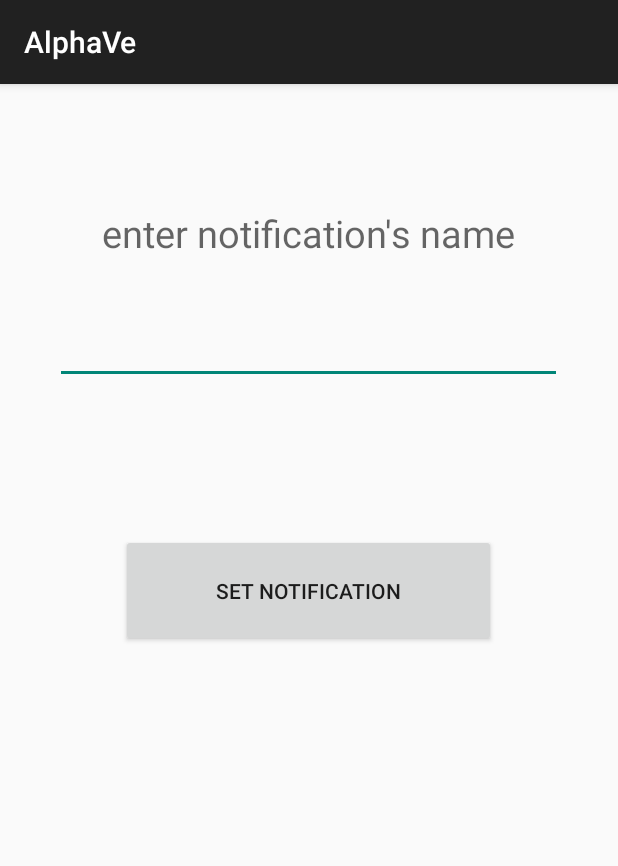
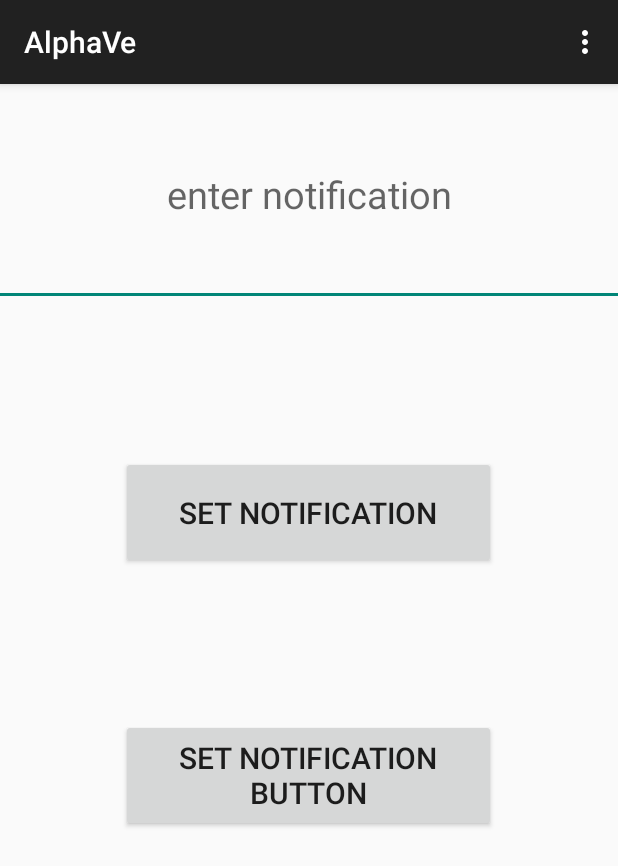
Before and after one commit to zeevTs/AlphaVe, an Android app: the Notification screen opened directly, with no data from a screen before it, after a tap on "SET NOTIFICATION", on a phone screen of 412 x 824 dp. Shown: the top 866 px of the screen. Run offline under Robolectric (Android 15) with nearby library versions, the phone set to English and light mode, and no system bars.

Commit message:
Notification done

```diff
--- a/app/src/main/AndroidManifest.xml
+++ b/app/src/main/AndroidManifest.xml
@@ -7,6 +7,8 @@
         android:required="false" />
 
     <uses-permission android:name="android.permission.CAMERA" />
+
+    <uses-permission android:name="android.permission.POST_NOTIFICATIONS" />
 
     <application
         android:allowBackup="true"
--- a/app/src/main/java/com/example/alphave/Camera.java
+++ b/app/src/main/java/com/example/alphave/Camera.java
@@ -37,7 +37,7 @@ import java.util.Locale;
 
 public class Camera extends AppCompatActivity {
     private ImageView iV2;
-    private Intent toLog, toSign, toMain, toGal, toCam, iCamera;
+    private Intent toLog, toSign, toMain, toGal, toCam, iCamera,toNot;
     private final int CAMERA_PERMISSION_CODE = 100;
     private final int CAMERA_REQUEST_CODE = 101;
     private StorageReference storageReference;
@@ -58,6 +58,7 @@ public class Camera extends AppCompatActivity {
         toCam = new Intent(Camera.this, Camera.class);
         toMain = new Intent(Camera.this, Main.class);
         toSign = new Intent(Camera.this, MainActivity.class);
+        toNot = new Intent(Camera.this, Notification.class);
     }
 
     @Override
@@ -79,6 +80,8 @@ public class Camera extends AppCompatActivity {
             startActivity(toGal);
         }else if(s1.equals("Main")){
             startActivity(toMain);
+        }else if(s1.equals("Notification")){
+            startActivity(toNot);
         }
 
         return super.onOptionsItemSelected(item);
--- a/app/src/main/java/com/example/alphave/Gallery1.java
+++ b/app/src/main/java/com/example/alphave/Gallery1.java
@@ -34,7 +34,7 @@ public class Gallery1 extends AppCompatActivity {
     private ImageView iV1;
     private Button bTnG;
     private final int GALLERY_REQ_CODE= 1000;
-    private Intent toLog, toSign, toMain, toGal, toCam,iGallery;
+    private Intent toLog, toSign, toMain, toGal, toCam,iGallery,toNot;
     private Uri imageUri;
     private ProgressDialog prog;
 
@@ -54,6 +54,7 @@ public class Gallery1 extends AppCompatActivity {
         toCam = new Intent(Gallery1.this, Camera.class);
         toMain = new Intent(Gallery1.this, Main.class);
         toGal = new Intent(Gallery1.this, Gallery1.class);
+        toNot = new Intent(Gallery1.this, Notification.class);
     }
 
     public void gallery(View view) {
@@ -89,8 +90,9 @@ public class Gallery1 extends AppCompatActivity {
             startActivity(toGal);
         }else if(s1.equals("Main")){
             startActivity(toMain);
+        }else if(s1.equals("Notification")) {
+            startActivity(toNot);
         }
-
         return super.onOptionsItemSelected(item);
     }
 
--- a/app/src/main/java/com/example/alphave/LogIn.java
+++ b/app/src/main/java/com/example/alphave/LogIn.java
@@ -22,7 +22,7 @@ import com.google.firebase.auth.FirebaseUser;
 public class LogIn extends AppCompatActivity {
     private EditText eTLpas;
     private EditText eTLemail;
-    private Intent toLog, toSign, toMain, toGal, toCam;
+    private Intent toLog, toSign, toMain, toGal, toCam,toNot;
     @Override
     protected void onCreate(Bundle savedInstanceState) {
         super.onCreate(savedInstanceState);
@@ -37,6 +37,7 @@ public class LogIn extends AppCompatActivity {
         toGal = new Intent(LogIn.this, Gallery1.class);
         toCam = new Intent(LogIn.this, Camera.class);
         toMain = new Intent(LogIn.this, Main.class);
+        toNot = new Intent(LogIn.this, Notification.class);
     }
 
     public void logIn(View view) {
@@ -84,6 +85,8 @@ public class LogIn extends AppCompatActivity {
             startActivity(toGal);
         } else if (s1.equals("Main")) {
             startActivity(toMain);
+        }else if(s1.equals("Notification")){
+            startActivity(toNot);
         }
 
         return super.onOptionsItemSelected(item);
--- a/app/src/main/java/com/example/alphave/Main.java
+++ b/app/src/main/java/com/example/alphave/Main.java
@@ -14,7 +14,7 @@ import android.widget.Button;
 import android.widget.ImageView;
 
 public class Main extends AppCompatActivity {
-    private Intent toLog, toSign, toMain, toGal, toCam;
+    private Intent toLog, toSign, toMain, toGal, toCam,toNot;
     @Override
     protected void onCreate(Bundle savedInstanceState) {
         super.onCreate(savedInstanceState);
@@ -28,6 +28,7 @@ public class Main extends AppCompatActivity {
         toCam = new Intent(Main.this, Camera.class);
         toSign = new Intent(Main.this, MainActivity.class);
         toMain = new Intent(Main.this, Main.class);
+        toNot = new Intent(Main.this,Notification.class);
     }
 
 
@@ -50,6 +51,8 @@ public class Main extends AppCompatActivity {
             startActivity(toGal);
         }else if(s1.equals("Main")){
             startActivity(toMain);
+        }else if(s1.equals("Notification")){
+            startActivity(toNot);
         }
 
         return super.onOptionsItemSelected(item);
--- a/app/src/main/java/com/example/alphave/MainActivity.java
+++ b/app/src/main/java/com/example/alphave/MainActivity.java
@@ -22,7 +22,7 @@ import com.google.firebase.auth.FirebaseUser;
 
 public class MainActivity extends AppCompatActivity {
     private EditText eTemail, eTpas, eTname,eTid;
-    private Intent toLog, toSign, toMain, toGal, toCam;
+    private Intent toLog, toSign, toMain, toGal, toCam,toNot;
     @Override
     protected void onCreate(Bundle savedInstanceState) {
         super.onCreate(savedInstanceState);
@@ -40,6 +40,7 @@ public class MainActivity extends AppCompatActivity {
         toCam = new Intent(MainActivity.this, Camera.class);
         toMain = new Intent(MainActivity.this, Main.class);
         toSign = new Intent(MainActivity.this, MainActivity.class);
+        toNot = new Intent(MainActivity.this,Notification.class);
     }
 
 
@@ -91,6 +92,8 @@ public class MainActivity extends AppCompatActivity {
             startActivity(toGal);
         }else if(s1.equals("Main")){
             startActivity(toMain);
+        }else if(s1.equals("Notification")){
+            startActivity(toNot);
         }
 
         return super.onOptionsItemSelected(item);
--- a/app/src/main/java/com/example/alphave/Notification.java
+++ b/app/src/main/java/com/example/alphave/Notification.java
@@ -1,15 +1,66 @@
 package com.example.alphave;
 
+import androidx.annotation.NonNull;
 import androidx.appcompat.app.AppCompatActivity;
 
+import android.content.Intent;
 import android.os.Bundle;
+import android.view.Menu;
+import android.view.MenuItem;
+import android.view.View;
+import android.widget.EditText;
 
 public class Notification extends AppCompatActivity {
-
+    private Intent toLog, toSign, toMain, toGal, toCam,toNot;
+    private EditText etNot;
     @Override
     protected void onCreate(Bundle savedInstanceState) {
 
         super.onCreate(savedInstanceState);
         setContentView(R.layout.activity_notification);
+        initviews();
+    }
+
+    private void initviews() {
+        toLog = new Intent(Notification.this, LogIn.class);
+        toGal = new Intent(Notification.this, Gallery1.class);
+        toCam = new Intent(Notification.this, Camera.class);
+        toMain = new Intent(Notification.this, Main.class);
+        toSign = new Intent(Notification.this, MainActivity.class);
+        toNot= new Intent(Notification.this,Notification.class);
+        etNot=findViewById(R.id.etNot);
+    }
+    public boolean onCreateOptionsMenu(Menu menu) {
+        getMenuInflater().inflate(R.menu.main,menu);
+        return super.onCreateOptionsMenu(menu);
+    }
+
+    @Override
+    public boolean onOptionsItemSelected(@NonNull MenuItem item) {
+        String s1 = item.getTitle().toString();
+        if(s1.equals("LogIn")){
+            startActivity(toLog);
+        }else if(s1.equals("SignUp")){
+            startActivity(toSign);
+        }else if(s1.equals("Camera")){
+            startActivity(toCam);
+        }else if(s1.equals("Gallery")){
+            startActivity(toGal);
+        }else if(s1.equals("Main")){
+            startActivity(toMain);
+        }else if(s1.equals("Notification")){
+            startActivity(toNot);
+        }
+        return super.onOptionsItemSelected(item);
+    }
+    public void notification(View view) {
+        String text = etNot.getText().toString();
+        NotificationHelper.showNotification(this,text);
+
+    }
+
+    public void notificationBtn(View view) {
+        String text = etNot.getText().toString();
+        NotificationHelper.showNotificationBtn(this,text);
     }
 }
--- /dev/null
+++ b/app/src/main/java/com/example/alphave/NotificationHelper.java
@@ -0,0 +1,55 @@
+package com.example.alphave;
+
+import android.app.NotificationChannel;
+import android.app.NotificationManager;
+import android.app.PendingIntent;
+import android.content.Context;
+import android.content.Intent;
+import android.os.Build;
+
+import androidx.core.app.NotificationCompat;
+
+public class NotificationHelper {
+        private static final String CHANNEL_ID = "your_Channel_ID";
+        private static final String CHANNEL_NAME = "your_Channel_Name";
+        private static final int NOTIFICATION_ID = 1;
+
+        public static void showNotification(Context context, String text){
+            NotificationManager notificationManager = (NotificationManager)
+                    context.getSystemService(Context.NOTIFICATION_SERVICE);
+            if (Build.VERSION.SDK_INT >= Build.VERSION_CODES.O) {
+                NotificationChannel channel = new NotificationChannel(CHANNEL_ID,
+                        CHANNEL_NAME, NotificationManager.IMPORTANCE_DEFAULT);
+                notificationManager.createNotificationChannel(channel);
+            }
+            NotificationCompat.Builder notiBbuilder = new
+                    NotificationCompat.Builder(context, CHANNEL_ID)
+                    .setSmallIcon(android.R.drawable.ic_dialog_info)
+                    .setContentTitle("Notifications")
+                    .setContentText(text)
+                    .setPriority(NotificationCompat.PRIORITY_DEFAULT);
+            notificationManager.notify(NOTIFICATION_ID,notiBbuilder.build());
+        }
+        public static void showNotificationBtn(Context context, String text) {
+            NotificationManager notificationManager = (NotificationManager) context.getSystemService(Context.NOTIFICATION_SERVICE);
+
+            if (Build.VERSION.SDK_INT >= Build.VERSION_CODES.O) {
+                NotificationChannel channel = new NotificationChannel(CHANNEL_ID, CHANNEL_NAME, NotificationManager.IMPORTANCE_DEFAULT);
+                notificationManager.createNotificationChannel(channel);
+            }
+            Intent intent = new Intent(context, MainActivity.class);
+            intent.putExtra("notification_clicked", true);
+            PendingIntent pendingIntent = PendingIntent.getActivity(context,
+                    0, intent, PendingIntent.FLAG_UPDATE_CURRENT);
+            NotificationCompat.Builder builder = new
+                    NotificationCompat.Builder(context, CHANNEL_ID)
+                    .setSmallIcon(android.R.drawable.ic_dialog_info)
+                    .setContentTitle("Notifications Demo App")
+                    .setContentText(text)
+                    .setPriority(NotificationCompat.PRIORITY_DEFAULT)
+                    .addAction(android.R.drawable.ic_menu_close_clear_cancel,
+                            "OK", pendingIntent)
+                    .setAutoCancel(true);
+            notificationManager.notify(NOTIFICATION_ID, builder.build());
+        }
+    }
--- a/app/src/main/res/layout/activity_notification.xml
+++ b/app/src/main/res/layout/activity_notification.xml
@@ -8,14 +8,13 @@
     tools:context=".Notification">
 
     <EditText
-        android:id="@+id/textView"
-        android:layout_width="338dp"
-        android:layout_height="200dp"
+        android:id="@+id/etNot"
+        android:layout_width="424dp"
+        android:layout_height="148dp"
         android:layout_gravity="center"
         android:gravity="center"
-        android:textSize="25dp"
-        android:hint="enter notification's name"
-         />
+        android:hint="enter notification"
+        android:textSize="25dp" />
 
     <Space
         android:layout_width="match_parent"
@@ -23,10 +22,23 @@
          />
 
     <Button
-        android:id="@+id/button"
+        android:id="@+id/btnNot"
         android:layout_width="250dp"
         android:layout_height="75dp"
         android:layout_gravity="center"
         android:onClick="notification"
+        android:textSize="20dp"
         android:text="set notification" />
+
+    <Space
+        android:layout_width="match_parent"
+        android:layout_height="100dp"
+        />
+    <Button
+        android:layout_width="250dp"
+        android:layout_height="75dp"
+        android:textSize="20dp"
+        android:layout_gravity="center"
+        android:onClick="notificationBtn"
+        android:text="set notification button" />
 </LinearLayout>
--- a/app/src/main/res/menu/main.xml
+++ b/app/src/main/res/menu/main.xml
@@ -30,6 +30,11 @@
         android:title="Camera"
         android:orderInCategory="500"
         />
+    <item
+        android:id="@+id/menuNotification"
+        android:title="Notification"
+        android:orderInCategory="600"
+        />
 
 
 
```
